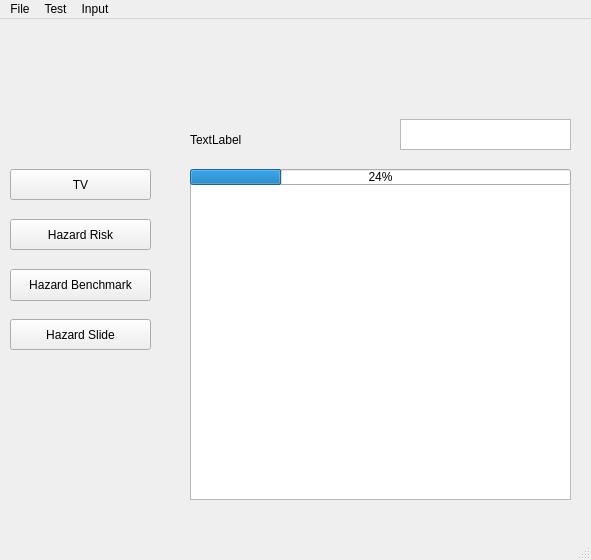
ivoryfish33/GUI_Development, file hazard_GUI.ui: the form before one commit.
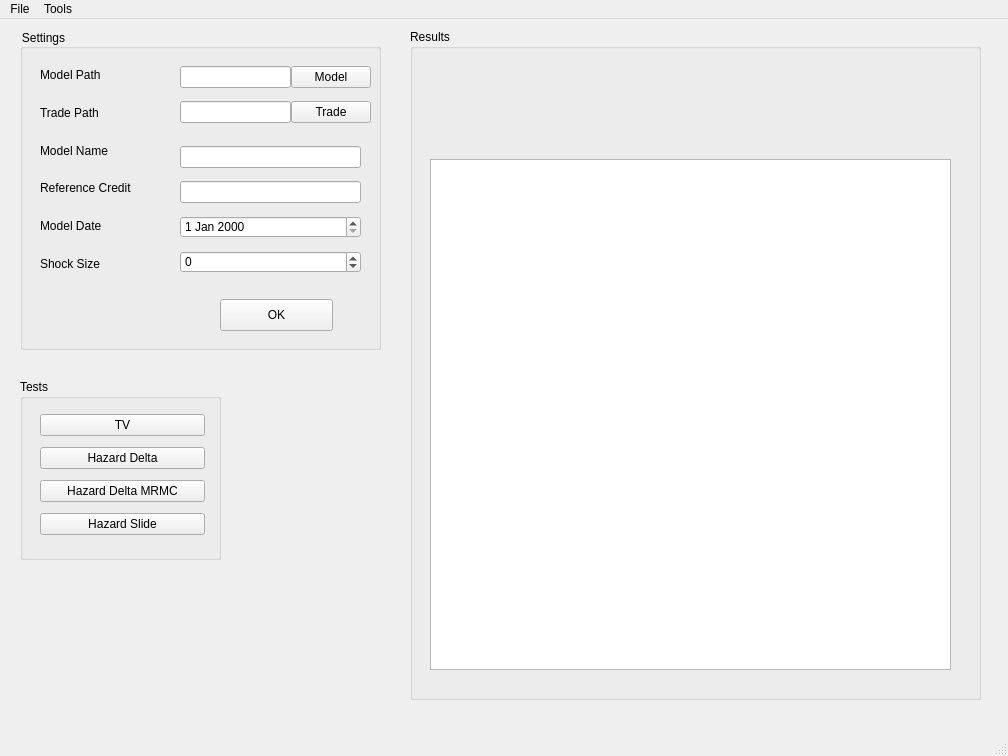
The form after the commit.

Patch:
```diff
--- a/hazard_GUI.ui
+++ b/hazard_GUI.ui
@@ -6,119 +6,293 @@
    <rect>
     <x>0</x>
     <y>0</y>
-    <width>591</width>
-    <height>560</height>
+    <width>1008</width>
+    <height>756</height>
    </rect>
   </property>
   <property name="windowTitle">
    <string>MainWindow</string>
   </property>
   <widget class="QWidget" name="centralwidget">
-   <widget class="QPushButton" name="calculate_TV">
+   <widget class="QGroupBox" name="groupBox_Settings">
     <property name="geometry">
      <rect>
-      <x>10</x>
-      <y>150</y>
-      <width>141</width>
-      <height>31</height>
-     </rect>
-    </property>
-    <property name="text">
-     <string>TV</string>
-    </property>
-   </widget>
-   <widget class="QPushButton" name="calculate_hazard_base">
-    <property name="geometry">
-     <rect>
-      <x>10</x>
-      <y>200</y>
-      <width>141</width>
-      <height>31</height>
-     </rect>
-    </property>
-    <property name="text">
-     <string>Hazard Risk</string>
-    </property>
-   </widget>
-   <widget class="QPushButton" name="calculate_hazard_benchmark">
-    <property name="geometry">
-     <rect>
-      <x>10</x>
-      <y>250</y>
-      <width>141</width>
-      <height>32</height>
-     </rect>
-    </property>
-    <property name="text">
-     <string>Hazard Benchmark</string>
-    </property>
-   </widget>
-   <widget class="QPushButton" name="plot_hazard_slide">
-    <property name="geometry">
-     <rect>
-      <x>10</x>
-      <y>300</y>
-      <width>141</width>
-      <height>31</height>
-     </rect>
-    </property>
-    <property name="text">
-     <string>Hazard Slide</string>
-    </property>
-   </widget>
-   <widget class="QLabel" name="label">
-    <property name="geometry">
-     <rect>
-      <x>190</x>
-      <y>100</y>
-      <width>191</width>
-      <height>41</height>
-     </rect>
-    </property>
-    <property name="text">
-     <string>TextLabel</string>
-    </property>
-   </widget>
-   <widget class="QGraphicsView" name="graphicsView">
-    <property name="geometry">
-     <rect>
-      <x>190</x>
-      <y>160</y>
-      <width>381</width>
+      <x>20</x>
+      <y>10</y>
+      <width>361</width>
       <height>321</height>
      </rect>
     </property>
+    <property name="styleSheet">
+     <string notr="true">color: rgb(0, 0, 0);</string>
+    </property>
+    <property name="title">
+     <string>Settings</string>
+    </property>
+    <widget class="QWidget" name="verticalLayoutWidget">
+     <property name="geometry">
+      <rect>
+       <x>20</x>
+       <y>30</y>
+       <width>121</width>
+       <height>221</height>
+      </rect>
+     </property>
+     <layout class="QVBoxLayout" name="verticalLayout">
+      <item>
+       <widget class="QLabel" name="label_ModelPath">
+        <property name="text">
+         <string>Model Path</string>
+        </property>
+       </widget>
+      </item>
+      <item>
+       <widget class="QLabel" name="label_TradePath">
+        <property name="text">
+         <string>Trade Path</string>
+        </property>
+       </widget>
+      </item>
+      <item>
+       <widget class="QLabel" name="label_ModelName">
+        <property name="text">
+         <string>Model Name</string>
+        </property>
+       </widget>
+      </item>
+      <item>
+       <widget class="QLabel" name="label_ReferenceCredit">
+        <property name="text">
+         <string>Reference Credit</string>
+        </property>
+       </widget>
+      </item>
+      <item>
+       <widget class="QLabel" name="label_ModelDate">
+        <property name="text">
+         <string>Model Date</string>
+        </property>
+       </widget>
+      </item>
+      <item>
+       <widget class="QLabel" name="label_ShockSize">
+        <property name="text">
+         <string>Shock Size</string>
+        </property>
+       </widget>
+      </item>
+     </layout>
+    </widget>
+    <widget class="QWidget" name="verticalLayoutWidget_2">
+     <property name="geometry">
+      <rect>
+       <x>160</x>
+       <y>110</y>
+       <width>181</width>
+       <height>141</height>
+      </rect>
+     </property>
+     <layout class="QVBoxLayout" name="verticalLayout_2">
+      <item>
+       <widget class="QLineEdit" name="lineEdit_ModelName"/>
+      </item>
+      <item>
+       <widget class="QLineEdit" name="lineEdit_ReferenceCredit"/>
+      </item>
+      <item>
+       <widget class="QDateEdit" name="dateEdit">
+        <property name="dateTime">
+         <datetime>
+          <hour>0</hour>
+          <minute>0</minute>
+          <second>0</second>
+          <year>2000</year>
+          <month>1</month>
+          <day>1</day>
+         </datetime>
+        </property>
+       </widget>
+      </item>
+      <item>
+       <widget class="QSpinBox" name="spinBox_ShockSize">
+        <property name="minimum">
+         <number>-10</number>
+        </property>
+        <property name="maximum">
+         <number>10</number>
+        </property>
+       </widget>
+      </item>
+     </layout>
+    </widget>
+    <widget class="QPushButton" name="pushButton_InputOK">
+     <property name="geometry">
+      <rect>
+       <x>200</x>
+       <y>270</y>
+       <width>113</width>
+       <height>32</height>
+      </rect>
+     </property>
+     <property name="text">
+      <string>OK</string>
+     </property>
+    </widget>
+    <widget class="QWidget" name="verticalLayoutWidget_4">
+     <property name="geometry">
+      <rect>
+       <x>160</x>
+       <y>30</y>
+       <width>111</width>
+       <height>71</height>
+      </rect>
+     </property>
+     <layout class="QVBoxLayout" name="verticalLayout_3">
+      <item>
+       <widget class="QLineEdit" name="lineEdit_ModelPath"/>
+      </item>
+      <item>
+       <widget class="QLineEdit" name="lineEdit_TradePath"/>
+      </item>
+     </layout>
+    </widget>
+    <widget class="QWidget" name="verticalLayoutWidget_5">
+     <property name="geometry">
+      <rect>
+       <x>271</x>
+       <y>30</y>
+       <width>80</width>
+       <height>71</height>
+      </rect>
+     </property>
+     <layout class="QVBoxLayout" name="verticalLayout_4">
+      <item>
+       <widget class="QPushButton" name="pushButton__LoadModel">
+        <property name="text">
+         <string>Model</string>
+        </property>
+       </widget>
+      </item>
+      <item>
+       <widget class="QPushButton" name="pushButton_LoadTrade">
+        <property name="text">
+         <string>Trade</string>
+        </property>
+       </widget>
+      </item>
+     </layout>
+    </widget>
    </widget>
-   <widget class="QProgressBar" name="progressBar">
+   <widget class="QGroupBox" name="groupBox_TestsButtons">
     <property name="geometry">
      <rect>
-      <x>190</x>
-      <y>150</y>
-      <width>381</width>
-      <height>16</height>
+      <x>20</x>
+      <y>360</y>
+      <width>201</width>
+      <height>181</height>
      </rect>
     </property>
-    <property name="value">
-     <number>24</number>
+    <property name="title">
+     <string>Tests</string>
     </property>
+    <widget class="QWidget" name="verticalLayoutWidget_3">
+     <property name="geometry">
+      <rect>
+       <x>20</x>
+       <y>30</y>
+       <width>165</width>
+       <height>134</height>
+      </rect>
+     </property>
+     <layout class="QGridLayout" name="gridLayout">
+      <item row="0" column="0">
+       <widget class="QPushButton" name="pushButton_CalculateTV">
+        <property name="text">
+         <string>TV</string>
+        </property>
+       </widget>
+      </item>
+      <item row="1" column="0">
+       <widget class="QPushButton" name="pushButton_HazardBase">
+        <property name="text">
+         <string>Hazard Delta</string>
+        </property>
+       </widget>
+      </item>
+      <item row="2" column="0">
+       <widget class="QPushButton" name="pushButton_HazardMRMC">
+        <property name="text">
+         <string>Hazard Delta MRMC</string>
+        </property>
+       </widget>
+      </item>
+      <item row="3" column="0">
+       <widget class="QPushButton" name="pushButton_HazardSlide">
+        <property name="text">
+         <string>Hazard Slide</string>
+        </property>
+       </widget>
+      </item>
+     </layout>
+    </widget>
    </widget>
-   <widget class="QTextBrowser" name="textBrowser">
+   <widget class="QGroupBox" name="groupBox_Results">
     <property name="geometry">
      <rect>
-      <x>400</x>
-      <y>100</y>
-      <width>171</width>
-      <height>31</height>
+      <x>410</x>
+      <y>10</y>
+      <width>571</width>
+      <height>671</height>
      </rect>
     </property>
+    <property name="title">
+     <string>Results</string>
+    </property>
+    <widget class="QWidget" name="horizontalLayoutWidget">
+     <property name="geometry">
+      <rect>
+       <x>20</x>
+       <y>50</y>
+       <width>521</width>
+       <height>41</height>
+      </rect>
+     </property>
+     <layout class="QHBoxLayout" name="horizontalLayout">
+      <item>
+       <widget class="QLabel" name="label_MPCName">
+        <property name="text">
+         <string/>
+        </property>
+       </widget>
+      </item>
+      <item>
+       <widget class="QLabel" name="label_Result">
+        <property name="text">
+         <string/>
+        </property>
+       </widget>
+      </item>
+     </layout>
+    </widget>
+    <widget class="QGraphicsView" name="graphicsView">
+     <property name="geometry">
+      <rect>
+       <x>20</x>
+       <y>130</y>
+       <width>521</width>
+       <height>511</height>
+      </rect>
+     </property>
+    </widget>
    </widget>
   </widget>
+  <widget class="QStatusBar" name="statusbar"/>
   <widget class="QMenuBar" name="menubar">
    <property name="geometry">
     <rect>
      <x>0</x>
      <y>0</y>
-     <width>591</width>
+     <width>1008</width>
      <height>24</height>
     </rect>
    </property>
@@ -137,27 +311,15 @@
     <addaction name="separator"/>
     <addaction name="actionSave"/>
    </widget>
-   <widget class="QMenu" name="menuCalculate">
-    <property name="title">
-     <string>Test</string>
-    </property>
-    <addaction name="actionTV"/>
-    <addaction name="separator"/>
-    <addaction name="actionHazard_Risk"/>
-    <addaction name="actionHazard_Benchmark"/>
-    <addaction name="actionHazard_Slide"/>
-   </widget>
    <widget class="QMenu" name="menuInput">
     <property name="title">
-     <string>Input</string>
+     <string>Tools</string>
     </property>
     <addaction name="actionModel_input"/>
    </widget>
    <addaction name="menuFile"/>
-   <addaction name="menuCalculate"/>
    <addaction name="menuInput"/>
   </widget>
-  <widget class="QStatusBar" name="statusbar"/>
   <action name="actionLoad_Trade">
    <property name="text">
     <string>Load Trade</string>
```
Left out of the diff: 4 changed lines with no effect on the pictures.
